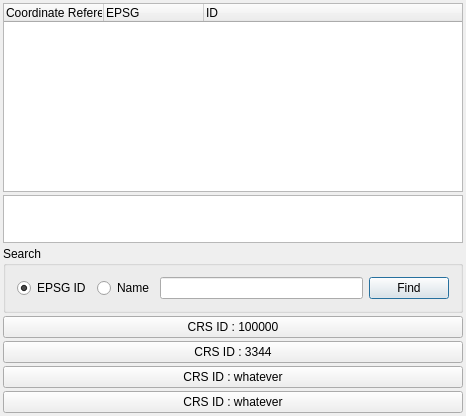
Qt form qgis/src/ui/qgsprojectionselectorbase.ui (sourcepole/qgis) before a commit.
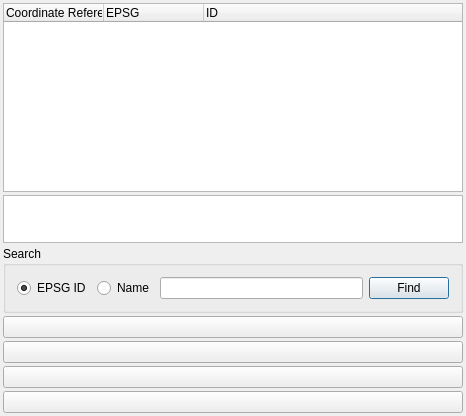
The same form after that commit. Icons and pictures are not drawn.

Commit message: Some swedish translation, and removing nonsens text

Diff of the .ui file:
```diff
--- a/qgis/src/ui/qgsprojectionselectorbase.ui
+++ b/qgis/src/ui/qgsprojectionselectorbase.ui
@@ -164,30 +164,18 @@
    </item>
    <item row="3" column="0" >
     <widget class="QPushButton" name="pbnPopular1">
-     <property name="text" >
-      <string>CRS ID : 100000</string>
-     </property>
     </widget>
    </item>     
    <item row="4" column="0" >
     <widget class="QPushButton" name="pbnPopular2">
-     <property name="text" >
-      <string>CRS ID : 3344</string>
-     </property>
     </widget>
    </item>     
    <item row="5" column="0" >
     <widget class="QPushButton" name="pbnPopular3">
-     <property name="text" >
-      <string>CRS ID : whatever</string>
-     </property>
     </widget>
    </item>     
    <item row="6" column="0" >
     <widget class="QPushButton" name="pbnPopular4">
-     <property name="text" >
-      <string>CRS ID : whatever</string>
-     </property>
     </widget>
    </item>     
   </layout>
```
The commit also changes 1 other file.
